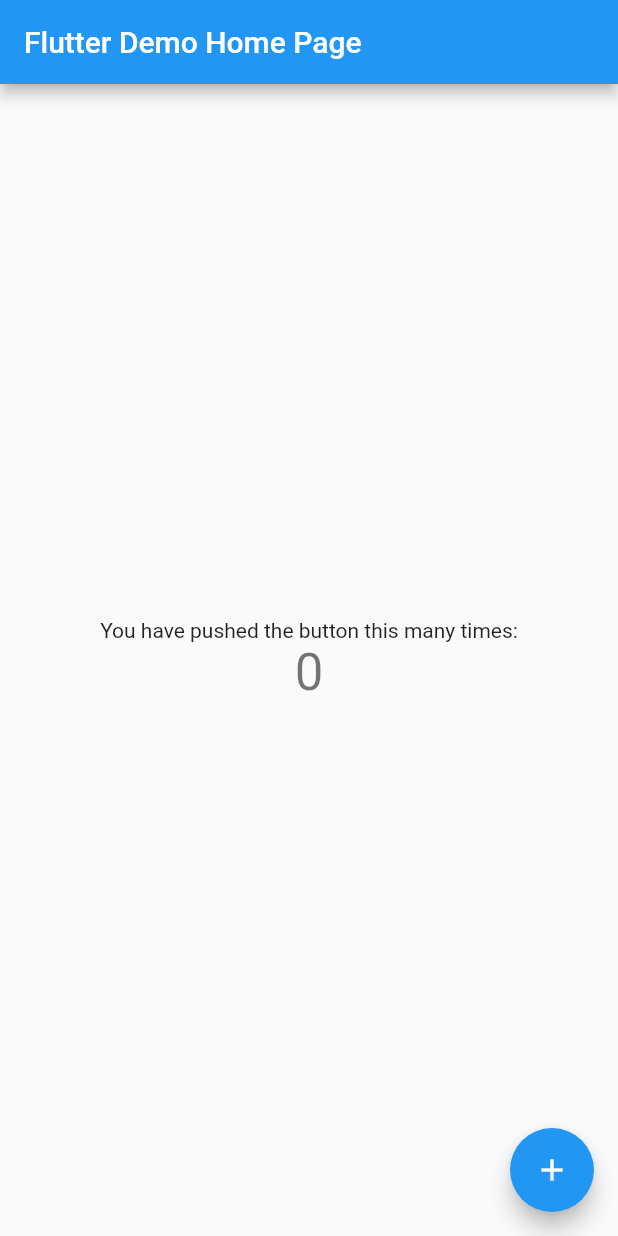
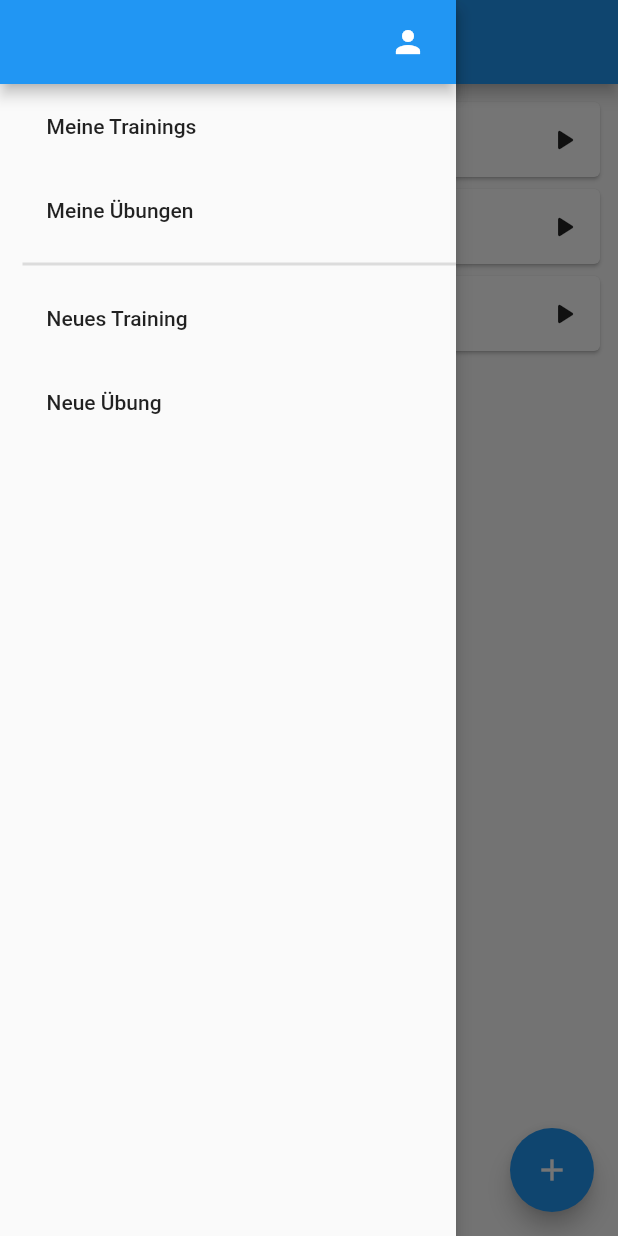
Before and after one commit to thierrypascal/NativeTraining, a Flutter app: the screen it shows after launch, with the side drawer open (before the commit the screen has no drawer), on a phone screen of 412 x 824 dp. Run offline on Flutter 3.47's test engine with Material 2 defaults, Android fonts, the phone set to English and light mode, and no system bars; our stand-ins replace cloud_firestore, firebase_auth, firebase_core, firebase_storage; accounts and stored records are empty.

Commit message:
added exercise and workout model, basic list

```diff
--- /dev/null
+++ b/lib/components/drawer.dart
@@ -0,0 +1,60 @@
+import 'package:flutter/material.dart';
+
+/// The Drawer which is located at the right side of the screen
+class MyDrawer extends StatelessWidget {
+  /// The Drawer which is located at the right side of the screen,
+  /// default constructor
+  MyDrawer({Key key}) : super(key: key);
+
+  @override
+  Widget build(BuildContext context) {
+    return Drawer(
+      elevation: 5,
+      child: Scaffold(
+        appBar: AppBar(
+          actions: [
+            Padding(
+              padding: const EdgeInsets.only(right: 8),
+              child:
+                  IconButton(icon: const Icon(Icons.person), onPressed: () {}),
+            )
+          ],
+        ),
+        body: LayoutBuilder(builder: (context, constraints) {
+          return SingleChildScrollView(
+              child: ConstrainedBox(
+                  constraints: BoxConstraints(
+                    minHeight: constraints.maxHeight,
+                  ),
+                  child: Column(
+                    mainAxisAlignment: MainAxisAlignment.spaceBetween,
+                    children: [
+                      Padding(
+                        padding: const EdgeInsets.only(left: 15.0),
+                        child: Column(children: [
+                          ListTile(
+                            title: const Text('Meine Trainings'),
+                            onTap: () {},
+                          ),
+                          ListTile(
+                            title: const Text('Meine Übungen'),
+                            onTap: () {},
+                          ),
+                          Divider(thickness: 2,),
+                          ListTile(
+                            title: const Text('Neues Training'),
+                            onTap: () {},
+                          ),
+                          ListTile(
+                            title: const Text('Neue Übung'),
+                            onTap: () {},
+                          ),
+                        ]),
+                      ),
+                    ],
+                  )));
+        }),
+      ),
+    );
+  }
+}
--- a/lib/main.dart
+++ b/lib/main.dart
@@ -33,11 +33,11 @@ class _AppState extends State<App> {
             theme: ThemeData(
               primarySwatch: Colors.blue,
             ),
-            home: MyWorkoutPage(title: 'Flutter Demo Home Page'),
+            home: MyWorkoutPage(),
           );
         }
         // Otherwise, show something whilst waiting for initialization to complete
-        return Text("loading", textDirection: TextDirection.ltr);
+        return const Center(child: CircularProgressIndicator());
       },
     );
   }
--- /dev/null
+++ b/lib/models/exercise.dart
@@ -0,0 +1,65 @@
+import 'dart:core';
+import 'dart:developer' as logging;
+
+import 'package:flutter/cupertino.dart';
+import 'package:native_training/services/storage_provider.dart';
+import 'package:cloud_firestore/cloud_firestore.dart';
+import 'package:uuid/uuid.dart';
+
+class Exercise extends ChangeNotifier {
+  ///Title of the exercise
+  String title;
+  ///Description of the exercise
+  String description;
+  ///ImageURL of the exercise
+  String imageURL;
+  /// reference where the object is stored in the database
+  DocumentReference reference;
+
+  bool _isEmpty;
+
+  final StorageProvider _storage;
+
+
+  /// creates an empty exercise as placeholder
+  Exercise.empty({StorageProvider storageProvider})
+      : _storage = storageProvider ??= StorageProvider.instance {
+    title = '';
+    description = '';
+    imageURL = '';
+    _isEmpty = true;
+  }
+
+  /// creates an exercise from the provided Map.
+  /// Used for database loading and testing
+  Exercise.fromMap(Map<String, dynamic> map,
+      {this.reference, StorageProvider storageProvider})
+      : _storage = storageProvider ??= StorageProvider.instance,
+        title = map.containsKey('title') ? map['title'] as String : '',
+        description = map.containsKey('description') ? map['description'] as String : '',
+        imageURL = map.containsKey('imageURL') ? map['imageURL'] as String : '',
+        _isEmpty = false;
+
+  /// loads an exercise form a database snapshot
+  Exercise.fromSnapshot(DocumentSnapshot snapshot)
+      : this.fromMap(snapshot.data(), reference: snapshot.reference);
+
+  /// saves the exercise object to the database
+  /// any information already present on the database will be overridden
+  Future<void> saveExercise() async {
+    logging.log('Save exercise $title');
+    if (_isEmpty || reference == null) {
+      reference = _storage.database.doc('exercises/${Uuid().v4()}');
+      _isEmpty = false;
+    }
+    final path = reference.path;
+    await _storage.database.doc(path).set({
+      'title': title,
+      'description': description,
+      'imageURL': imageURL,
+    });
+  }
+
+  /// is true if this exercise is an empty placeholder
+  bool get isEmpty => _isEmpty;
+}
--- /dev/null
+++ b/lib/models/workout.dart
@@ -0,0 +1,81 @@
+import 'dart:core';
+import 'dart:developer' as logging;
+
+import 'package:flutter/cupertino.dart';
+import 'package:native_training/models/exercise.dart';
+import 'package:native_training/services/storage_provider.dart';
+import 'package:cloud_firestore/cloud_firestore.dart';
+import 'package:uuid/uuid.dart';
+
+class Workout extends ChangeNotifier {
+  ///Title of the workout
+  String title;
+  ///how long the workout lasts/estimation by user
+  int time;
+  ///dateTime of when this workout was last used
+  DateTime lastUsed;
+  ///List of exercises for warm-up
+  List<Exercise> warmupExercises;
+  ///List of exercises for workout
+  List<Exercise> workoutExercises;
+  ///List of exercises for cooldown
+  List<Exercise> cooldownExercises;
+  /// reference where the object is stored in the database
+  DocumentReference reference;
+
+  bool _isEmpty;
+
+  final StorageProvider _storage;
+
+
+  /// creates an empty workout as placeholder
+  Workout.empty({StorageProvider storageProvider})
+      : _storage = storageProvider ??= StorageProvider.instance {
+    title = '';
+    time = 0;
+    lastUsed = DateTime.now();
+    warmupExercises = [];
+    workoutExercises = [];
+    cooldownExercises = [];
+    _isEmpty = true;
+  }
+
+  /// creates an workout from the provided Map.
+  /// Used for database loading and testing
+  Workout.fromMap(Map<String, dynamic> map,
+      {this.reference, StorageProvider storageProvider})
+      : _storage = storageProvider ??= StorageProvider.instance,
+        title = map.containsKey('title') ? map['title'] as String : '',
+        time = map.containsKey('time') ? map['time'] as int : 0,
+        lastUsed = map.containsKey('lastUsed') ? map['lastUsed'] as DateTime : DateTime.now(),
+        warmupExercises = map.containsKey('warmupExercises') ? map['warmupExercises'] as List<Exercise> : [],
+        workoutExercises = map.containsKey('workoutExercises') ? map['workoutExercises'] as List<Exercise> : [],
+        cooldownExercises = map.containsKey('cooldownExercises') ? map['cooldownExercises'] as List<Exercise> : [],
+        _isEmpty = false;
+
+  /// loads an workout form a database snapshot
+  Workout.fromSnapshot(DocumentSnapshot snapshot)
+      : this.fromMap(snapshot.data(), reference: snapshot.reference);
+
+  /// saves the workout object to the database
+  /// any information already present on the database will be overridden
+  Future<void> saveWorkout() async {
+    logging.log('Save workout $title');
+    if (_isEmpty || reference == null) {
+      reference = _storage.database.doc('workouts/${Uuid().v4()}');
+      _isEmpty = false;
+    }
+    final path = reference.path;
+    await _storage.database.doc(path).set({
+      'title': title,
+      'time': time,
+      'lastUsed': lastUsed,
+      'warmupExercises': warmupExercises,
+      'workoutExercises': workoutExercises,
+      'cooldownExercises': cooldownExercises,
+    });
+  }
+
+  /// is true if this workout is an empty placeholder
+  bool get isEmpty => _isEmpty;
+}
--- a/lib/pages/my_workouts_page.dart
+++ b/lib/pages/my_workouts_page.dart
@@ -1,47 +1,77 @@
 import 'package:flutter/cupertino.dart';
 import 'package:flutter/material.dart';
+import 'package:native_training/components/drawer.dart';
+import 'package:native_training/models/workout.dart';
 
 class MyWorkoutPage extends StatefulWidget {
-  MyWorkoutPage({Key key, this.title}) : super(key: key);
-
-  final String title;
+  MyWorkoutPage({Key key}) : super(key: key);
 
   @override
   _MyWorkoutPageState createState() => _MyWorkoutPageState();
 }
 
 class _MyWorkoutPageState extends State<MyWorkoutPage> {
-  int _counter = 0;
+  Workout w1 = new Workout.empty();
+  Workout w2 = new Workout.empty();
+  Workout w3 = new Workout.empty();
+  List<Workout> workouts = [];
 
-  void _incrementCounter() {
-    setState(() {
-      _counter++;
-    });
+  @override
+  void initState() {
+    w1.title = "Test1";
+    w2.title = "Test2";
+    w3.title = "Test3";
+    workouts.add(w1);
+    workouts.add(w2);
+    workouts.add(w3);
+    super.initState();
   }
 
   @override
   Widget build(BuildContext context) {
+    print(workouts.length);
+
     return Scaffold(
       appBar: AppBar(
-        title: Text(widget.title),
+        title: Text("Meine Trainings"),
       ),
-      body: Center(
-        child: Column(
-          mainAxisAlignment: MainAxisAlignment.center,
-          children: <Widget>[
-            Text(
-              'You have pushed the button this many times:',
-            ),
-            Text(
-              '$_counter',
-              style: Theme.of(context).textTheme.headline4,
-            ),
-          ],
-        ),
+      drawer: MyDrawer(),
+      body: Padding(
+        padding: const EdgeInsets.all(8.0),
+        child: ListView.builder(
+            itemCount: workouts.length,
+            itemBuilder: (context, index) {
+              final item = workouts[index];
+              return Card(
+                child: InkWell(
+                  onTap: () {},
+                  child: SizedBox(
+                    width: MediaQuery.of(context).size.width,
+                    height: 50,
+                    child: Padding(
+                      padding: const EdgeInsets.fromLTRB(15, 0, 0, 0),
+                      child: Row(
+                        mainAxisAlignment: MainAxisAlignment.spaceBetween,
+                        children: [
+                          Text(item.title, style: TextStyle(fontWeight: FontWeight.bold),),
+                          IconButton(
+                            onPressed: () {},
+                            icon: Icon(Icons.play_arrow_rounded),
+                          ),
+                        ],
+                      ),
+                    ),
+                  ),
+                ),
+              );
+              // return ListTile(
+              //   title: Text(item.title),
+              // );
+            }),
       ),
       floatingActionButton: FloatingActionButton(
-        onPressed: _incrementCounter,
-        tooltip: 'Increment',
+        onPressed: () {},
+        tooltip: 'Neues Training',
         child: Icon(Icons.add),
       ),
     );
--- /dev/null
+++ b/lib/services/service_provider.dart
@@ -0,0 +1,14 @@
+
+/// A class which provides a single place where all services can be accessed
+class ServiceProvider {
+  ServiceProvider._privateConstructor();
+
+  //all services
+  static final _instance = ServiceProvider._privateConstructor();
+
+  /// Instance of the ServiceProvider
+  static final ServiceProvider instance = _instance;
+
+  //all references
+
+}
--- /dev/null
+++ b/lib/services/storage_provider.dart
@@ -0,0 +1,46 @@
+import 'dart:convert';
+import 'dart:developer' as logging;
+
+import 'package:cloud_firestore/cloud_firestore.dart';
+import 'package:firebase_auth/firebase_auth.dart';
+import 'package:firebase_storage/firebase_storage.dart';
+
+/// A class which provides a single place where external Storage is accessed
+class StorageProvider {
+  StorageProvider._privateConstructor();
+
+  static final _instance = StorageProvider._privateConstructor();
+  static final _fileStorage = FirebaseStorage.instance;
+  static final _database = FirebaseFirestore.instance;
+  static final _auth = FirebaseAuth.instance;
+
+  /// Instance of the StorageProvider
+  static final StorageProvider instance = _instance;
+
+  /// Reference to the file-storage instance
+  final FirebaseStorage fileStorage = _fileStorage;
+
+  /// Reference to the database instance
+  final FirebaseFirestore database = _database;
+
+  /// Reference to the authentication service instance
+  final FirebaseAuth auth = _auth;
+
+  /// returns the content of a file from the fileStorage as String
+  Future<String> getTextFromFileStorage(String path) async {
+    try {
+      final parent = await fileStorage.ref().child(path).parent.listAll();
+      if (parent.items.map((e) => e.fullPath).contains(path)) {
+        final data = await fileStorage.ref().child(path).getData(1024 * 1024);
+        return data != null ? const Utf8Decoder().convert(data) : null;
+      } else {
+        logging.log('No element found at address $path');
+        return null;
+      }
+    } catch (e) {
+      logging.log('Something went wrong on text loading from storage.'
+          '\nError: $e');
+      return null;
+    }
+  }
+}
```
Also changed, not shown: pubspec.yaml (+9 -2 lines), pubspec.lock, 2 other files.
